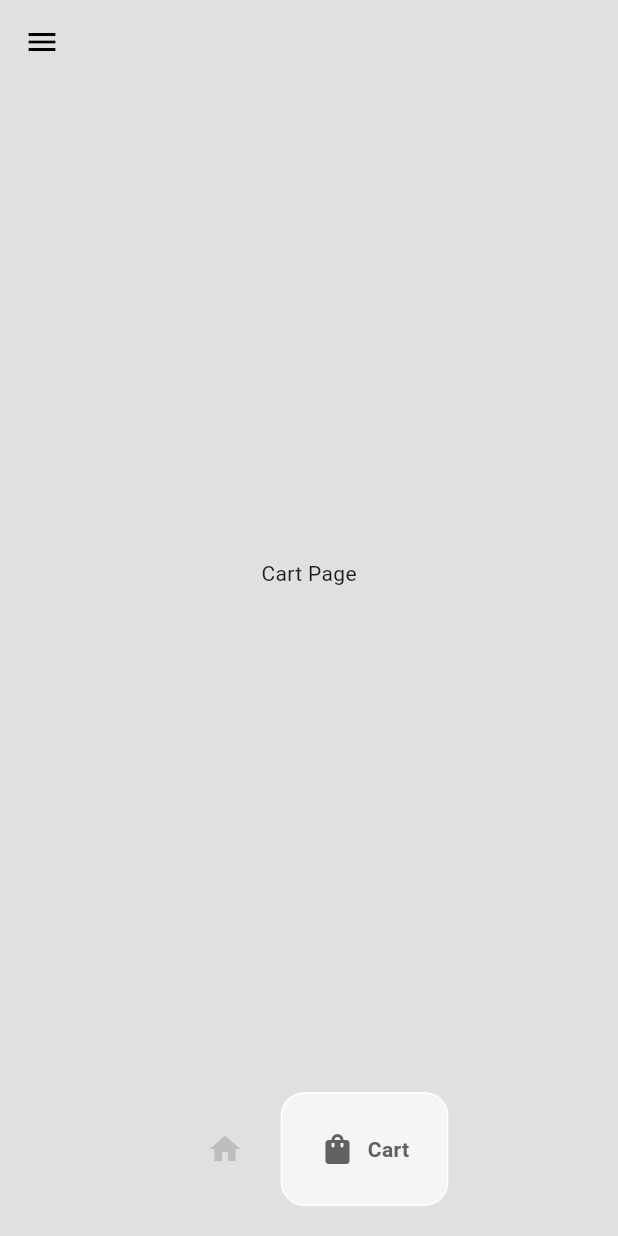
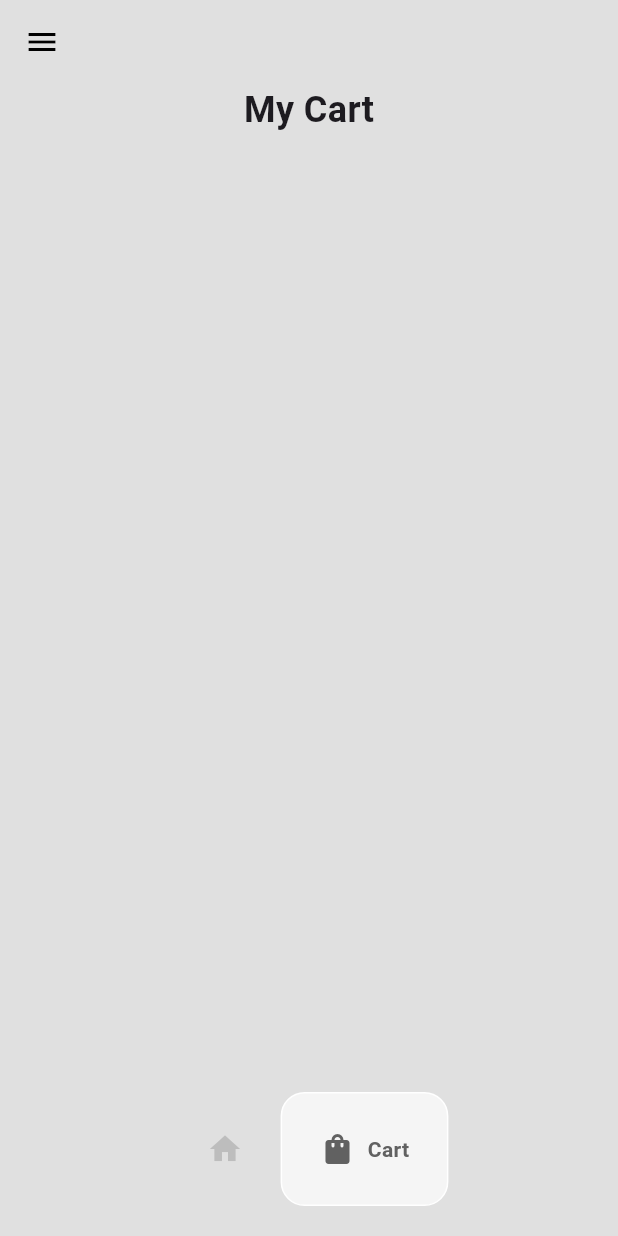
Before and after one commit to gulebest/Ecommerce-app, a Flutter app: the HomePage screen opened directly, item 2 of the bottom bar chosen, on a phone screen of 412 x 824 dp. Run offline on Flutter 3.47's test engine with Material 3 defaults, Android fonts, the phone set to English and light mode, and no system bars; drawn by our look-alikes of google_nav_bar; our stand-ins replace device_preview.

Commit message:
cart page added

```diff
--- a/lib/pages/cart_page.dart
+++ b/lib/pages/cart_page.dart
@@ -1,10 +1,41 @@
+import 'package:ecommerce_app/models/shoe.dart';
 import 'package:flutter/material.dart';
+import 'package:provider/provider.dart';
+import 'package:ecommerce_app/models/cart.dart';
+import 'package:ecommerce_app/components/cart_item.dart';
 
 class CartPage extends StatelessWidget {
   const CartPage({super.key});
 
   @override
   Widget build(BuildContext context) {
-    return const Center(child: Text('Cart Page'));
+    return Consumer<Cart>(
+      builder: (context, value, child) => Padding(
+        padding: const EdgeInsets.symmetric(horizontal: 25.0),
+        child: Column(
+          children: [
+            //heading
+            const Text(
+              'My Cart',
+              style: TextStyle(fontSize: 24, fontWeight: FontWeight.bold),
+            ),
+            const SizedBox(height: 10),
+
+            Expanded(
+              child: ListView.builder(
+                itemCount: value.getUserCart().length,
+                itemBuilder: (context, index) {
+                  //get individual shoe
+                  Shoe individualShoe = value.getUserCart()[index];
+
+                  //return the cart item
+                  return CartItem(shoe: individualShoe);
+                },
+              ),
+            ),
+          ],
+        ),
+      ),
+    );
   }
 }
```
Also changed, not shown: lib/components/cart_item.dart (added, +20 -0 lines).
